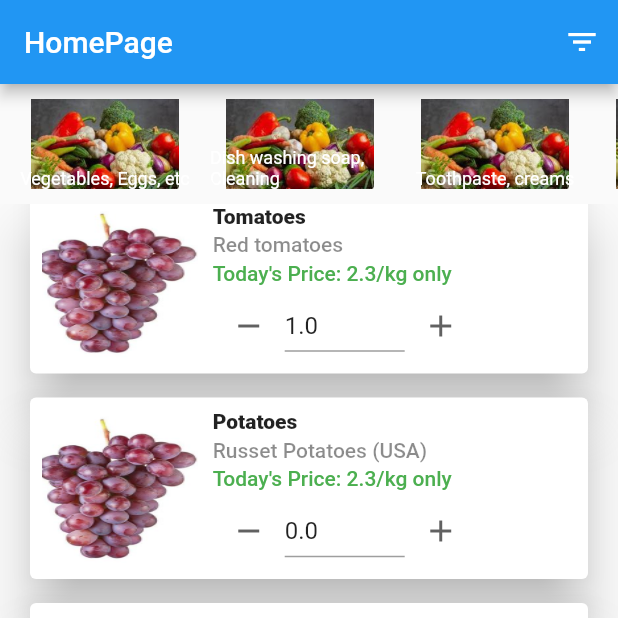
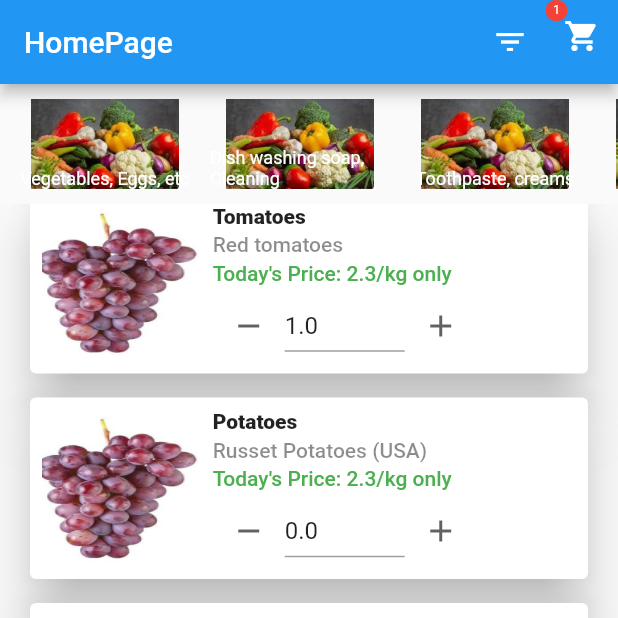
Before and after one commit to vipullal-github/MyShoppingCart, a Flutter app: the screen it shows after launch, scrolled down 576 dp, after a tap on the "add" icon, on a phone screen of 412 x 824 dp, the top half of it. Run offline on Flutter 3.47's test engine with Material 2 defaults, Android fonts, the phone set to English and light mode, and no system bars.

Commit message:
Begin adding ShoppingCartPage

```diff
--- a/lib/main.dart
+++ b/lib/main.dart
@@ -1,11 +1,12 @@
 import 'package:flutter/material.dart';
+import 'package:flutter/services.dart';
 import 'package:my_shopping_cart/presentation/routing_manager.dart';
 import 'package:my_shopping_cart/presentation/shopping_cart_provider.dart';
 import 'package:provider/provider.dart';
 import './presentation/app_data_provider.dart';
 import 'data/mock_repository.dart';
 
-void main() {
+void bootstrapApp() {
   AppDataProvider ap = AppDataProvider(repository: MockRepository());
   ShoppingCartProvider sp = ShoppingCartProvider();
 
@@ -18,6 +19,14 @@ void main() {
       builder: (context, child) => const MyApp(),
     ),
   );
+}
+
+void main() {
+  WidgetsFlutterBinding.ensureInitialized();
+  SystemChrome.setPreferredOrientations([
+    DeviceOrientation.portraitUp,
+    DeviceOrientation.portraitDown,
+  ]).then((value) => bootstrapApp());
 }
 
 class MyApp extends StatelessWidget {
--- a/lib/presentation/home_page/home_page.dart
+++ b/lib/presentation/home_page/home_page.dart
@@ -3,8 +3,10 @@
 import 'dart:async';
 
 import 'package:flutter/material.dart';
+import 'package:flutter/scheduler.dart';
 import 'package:my_shopping_cart/presentation/home_page/tabs/order_history/order_history_tab.dart';
 import 'package:my_shopping_cart/presentation/home_page/tabs/shopping/shopping_cart_tab.dart';
+import 'package:my_shopping_cart/presentation/routing_manager.dart';
 import 'package:my_shopping_cart/presentation/shopping_cart_provider.dart';
 import 'package:provider/provider.dart';
 
@@ -94,17 +96,67 @@ class _HomePageState extends State<HomePage> {
     );
   }
 
+  void _switchToCartView(BuildContext context) {
+    SchedulerBinding.instance.addPostFrameCallback((_) async {
+      Navigator.of(context).pushNamed(RoutingManager.shoppingCartPage);
+    });
+  }
+
+  List<Widget> _buildPageActions(BuildContext context) {
+    int count = context.watch<ShoppingCartProvider>().ItemCount;
+    List<Widget> actions = [];
+    if (currentSheet == 0) {
+      actions.add(IconButton(
+        onPressed: () {},
+        icon: const Icon(Icons.filter_list),
+      ));
+      Widget cart = Stack(
+        children: [
+          IconButton(
+            onPressed: () => _switchToCartView(context),
+            icon: const Icon(Icons.shopping_cart),
+          ),
+          count != 0
+              ? Positioned(
+                  child: Container(
+                    padding: const EdgeInsets.all(2),
+                    decoration: BoxDecoration(
+                      color: Colors.red,
+                      borderRadius: BorderRadius.circular(6),
+                    ),
+                    constraints: const BoxConstraints(
+                      minWidth: 14,
+                      minHeight: 14,
+                    ),
+                    child: Text(
+                      '$count',
+                      style: const TextStyle(
+                        color: Colors.white,
+                        fontSize: 8,
+                      ),
+                      textAlign: TextAlign.center,
+                    ),
+                  ),
+                )
+              : Container()
+        ],
+      );
+      actions.add(cart);
+
+      // actions.add(IconButton(
+      //   onPressed: () {},
+      //   icon: const Icon(Icons.shopping_cart),
+      // ));
+    }
+    return actions;
+  }
+
   @override
   Widget build(BuildContext context) {
     return Scaffold(
       appBar: AppBar(
         title: const Text("HomePage"),
-        actions: [
-          IconButton(
-            onPressed: () {},
-            icon: const Icon(Icons.filter_list),
-          )
-        ],
+        actions: _buildPageActions(context),
       ),
       bottomNavigationBar: BottomNavigationBar(
           currentIndex: currentSheet,
--- a/lib/presentation/routing_manager.dart
+++ b/lib/presentation/routing_manager.dart
@@ -1,5 +1,6 @@
 import 'package:flutter/material.dart';
 import 'package:my_shopping_cart/presentation/app_data_provider.dart';
+import 'package:my_shopping_cart/presentation/shopping_cart_page/shopping_cart_page.dart';
 import 'package:my_shopping_cart/presentation/test_pade.dart';
 import 'package:provider/provider.dart';
 import 'home_page/home_page.dart';
@@ -8,6 +9,7 @@ import 'master_list/master_list_page.dart';
 class RoutingManager {
   static const String homePage = "/";
   static const String masterListPage = "/masteListPage";
+  static const String shoppingCartPage = "/shoppingCartPage";
   static const String testPage = "/testPage";
 
   static Route<dynamic> routingFunction(RouteSettings settings) {
@@ -24,6 +26,11 @@ class RoutingManager {
           AppDataProvider p = context.read<AppDataProvider>();
           return TestPage(provider: p);
         });
+      case shoppingCartPage:
+        return MaterialPageRoute(builder: (BuildContext context) {
+          return const ShoppingCartPage();
+        });
+
       default:
         throw Exception("Invalid route ${settings.name}");
     }
--- a/lib/presentation/shopping_cart_provider.dart
+++ b/lib/presentation/shopping_cart_provider.dart
@@ -7,6 +7,8 @@ import '../domain/model/shopping_list.dart';
 class ShoppingCartProvider with ChangeNotifier {
   ShoppingList? _shoppingList;
 
+  int get ItemCount => _shoppingList?.itemList.length ?? 0;
+
   ShoppingCartProvider();
 
   void _doCreateNewShoppingList(Completer<ShoppingList> c) async {
@@ -14,6 +16,7 @@ class ShoppingCartProvider with ChangeNotifier {
         name: "Shopping List",
         created: DateTime.now(),
         modified: DateTime.now());
+    _shoppingList = newList;
     c.complete(newList);
   }
 
@@ -23,18 +26,26 @@ class ShoppingCartProvider with ChangeNotifier {
     return c.future;
   }
 
-  void addCartItem(CartItem item) {
+  void updateCart(CartItem item) {
     // TODO: This should be a useCase
     assert(_shoppingList != null);
     assert(item.onOrder > 0);
     assert(item.usualPrice >= 0.0);
+    bool found = false;
     for (var element in _shoppingList!.itemList) {
       if (element.id == item.id) {
-        element.onOrder += item.onOrder;
-        return;
+        element.onOrder = item.onOrder;
+        found = true;
+        if (item.onOrder == 0) {
+          _shoppingList!.itemList.remove(element);
+        }
+        break;
       }
     }
-    // Item does not exist: Add it
-    _shoppingList!.itemList.add(item);
+    if (!found) {
+      // Item does not exist: Add it
+      _shoppingList!.itemList.add(item);
+    }
+    notifyListeners();
   }
 }
```
Also changed, not shown: lib/presentation/components/shopping_item_card.dart (+18 -4 lines), lib/presentation/shopping_cart_page/shopping_cart_page.dart (added, +17 -0 lines), work/images/aachi_biryani_masala.JPG (added), work/images/done.jpg (added).
